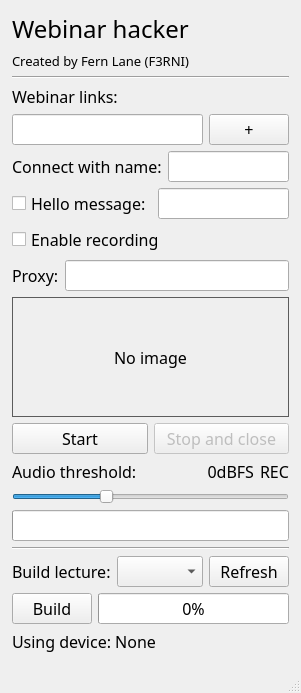
First picture: the form in gui.ui, repository F33RNI/Webinar-hacker, before the edit.
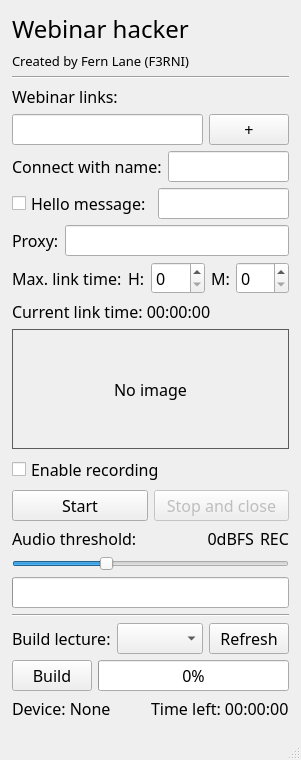
Second picture: the form after the edit.

Commit message: Add link timeout and build time calculation

Patch:
```diff
--- a/gui.ui
+++ b/gui.ui
@@ -8,7 +8,7 @@
     <x>0</x>
     <y>0</y>
     <width>276</width>
-    <height>671</height>
+    <height>731</height>
    </rect>
   </property>
   <property name="font">
@@ -137,13 +137,6 @@
       </item>
      </layout>
     </item>
-    <item>
-     <widget class="QCheckBox" name="check_box_recording">
-      <property name="text">
-       <string>Enable recording</string>
-      </property>
-     </widget>
-    </item>
     <item>
      <layout class="QHBoxLayout" name="horizontalLayout_4">
       <item>
@@ -158,6 +151,66 @@
       </item>
      </layout>
     </item>
+    <item>
+     <layout class="QHBoxLayout" name="horizontalLayout_9">
+      <item>
+       <widget class="QLabel" name="label_8">
+        <property name="text">
+         <string>Max. link time:</string>
+        </property>
+       </widget>
+      </item>
+      <item>
+       <widget class="QLabel" name="label_6">
+        <property name="sizePolicy">
+         <sizepolicy hsizetype="Fixed" vsizetype="Preferred">
+          <horstretch>0</horstretch>
+          <verstretch>0</verstretch>
+         </sizepolicy>
+        </property>
+        <property name="text">
+         <string>H:</string>
+        </property>
+       </widget>
+      </item>
+      <item>
+       <widget class="QSpinBox" name="spin_box_time_hours"/>
+      </item>
+      <item>
+       <widget class="QLabel" name="label_7">
+        <property name="sizePolicy">
+         <sizepolicy hsizetype="Fixed" vsizetype="Preferred">
+          <horstretch>0</horstretch>
+          <verstretch>0</verstretch>
+         </sizepolicy>
+        </property>
+        <property name="text">
+         <string>M:</string>
+        </property>
+       </widget>
+      </item>
+      <item>
+       <widget class="QSpinBox" name="spin_box_time_minutes">
+        <property name="minimum">
+         <number>0</number>
+        </property>
+        <property name="maximum">
+         <number>59</number>
+        </property>
+        <property name="value">
+         <number>0</number>
+        </property>
+       </widget>
+      </item>
+     </layout>
+    </item>
+    <item>
+     <widget class="QLabel" name="label_current_link_time">
+      <property name="text">
+       <string>Current link time: 00:00:00</string>
+      </property>
+     </widget>
+    </item>
     <item>
      <widget class="QLabel" name="preview_label">
       <property name="sizePolicy">
@@ -189,6 +242,13 @@
       </property>
      </widget>
     </item>
+    <item>
+     <widget class="QCheckBox" name="check_box_recording">
+      <property name="text">
+       <string>Enable recording</string>
+      </property>
+     </widget>
+    </item>
     <item>
      <layout class="QHBoxLayout" name="horizontalLayout_5">
       <item>
@@ -352,11 +412,22 @@
      </layout>
     </item>
     <item>
-     <widget class="QLabel" name="label_device">
-      <property name="text">
-       <string>Using device: None</string>
-      </property>
-     </widget>
+     <layout class="QHBoxLayout" name="horizontalLayout_10">
+      <item>
+       <widget class="QLabel" name="label_device">
+        <property name="text">
+         <string>Device: None</string>
+        </property>
+       </widget>
+      </item>
+      <item>
+       <widget class="QLabel" name="label_time_left">
+        <property name="text">
+         <string>Time left: 00:00:00</string>
+        </property>
+       </widget>
+      </item>
+     </layout>
     </item>
    </layout>
   </widget>
```
The commit also changes 8 other files.
